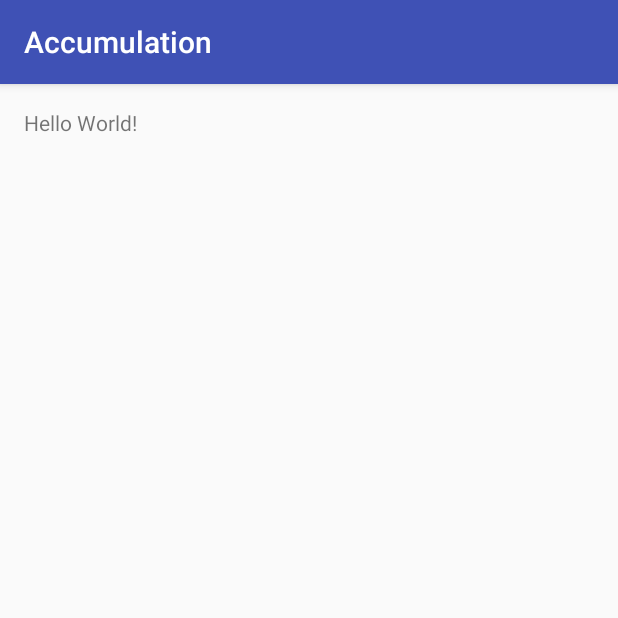
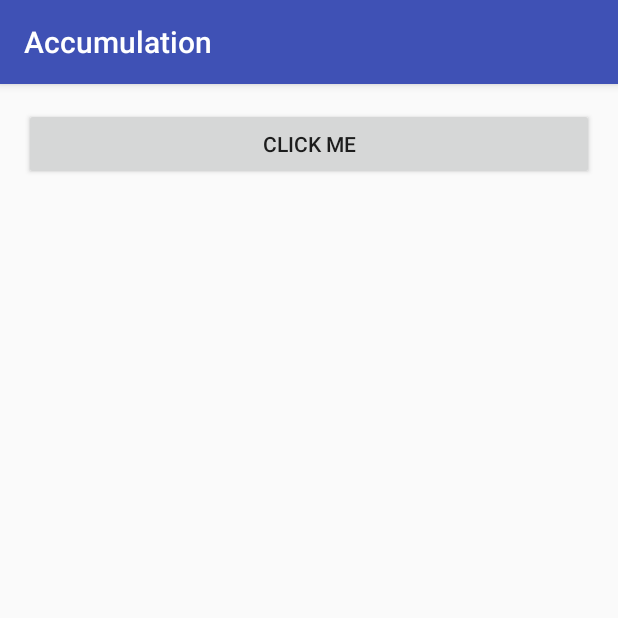
Before and after one commit to CarrHan/Accumulation, an Android app: the screen it shows after launch (MainActivity), on a phone screen of 412 x 824 dp, the top half of it. Run offline under Robolectric (Android 15) with nearby library versions, the phone set to English and light mode, and no system bars; our stand-ins replace ButterKnife, CircleImageView, EventBus.

Commit message:
添加EventBus部分内容

```diff
--- a/app/build.gradle
+++ b/app/build.gradle
@@ -26,4 +26,5 @@ dependencies {
     })
     compile 'com.android.support:appcompat-v7:25.3.1'
     testCompile 'junit:junit:4.12'
+    compile project(':baselib')
 }
--- a/app/src/main/java/com/carr/accumulation/MainActivity.java
+++ b/app/src/main/java/com/carr/accumulation/MainActivity.java
@@ -1,13 +1,27 @@
 package com.carr.accumulation;
 
-import android.support.v7.app.AppCompatActivity;
-import android.os.Bundle;
+import com.hsh.baselib.activity.BaseNoPresenterActivity;
 
-public class MainActivity extends AppCompatActivity {
+import butterknife.OnClick;
+
+public class MainActivity extends BaseNoPresenterActivity {
 
     @Override
-    protected void onCreate(Bundle savedInstanceState) {
-        super.onCreate(savedInstanceState);
-        setContentView(R.layout.activity_main);
+    protected int getLayoutResId() {
+        return R.layout.activity_main;
     }
+
+    @Override
+    protected void initialize() {
+
+    }
+
+    /**
+     * 点击
+     */
+    @OnClick(R.id.btnClickMe)
+    void click(){
+        showTips("Click Me");
+    }
+
 }
--- a/app/src/main/res/layout/activity_main.xml
+++ b/app/src/main/res/layout/activity_main.xml
@@ -10,8 +10,11 @@
     android:paddingTop="@dimen/activity_vertical_margin"
     tools:context="com.carr.accumulation.MainActivity">
 
-    <TextView
-        android:layout_width="wrap_content"
+
+    <Button
+        android:id="@+id/btnClickMe"
+        android:layout_width="fill_parent"
         android:layout_height="wrap_content"
-        android:text="Hello World!" />
+        android:text="Click Me"/>
+
 </RelativeLayout>
--- a/baselib/build.gradle
+++ b/baselib/build.gradle
@@ -46,4 +46,5 @@ dependencies {
     compile 'com.nineoldandroids:library:2.4.0'
     compile 'com.kyleduo.switchbutton:library:1.4.4'
     compile 'com.google.zxing:core:3.0.0'
+    compile 'org.greenrobot:eventbus:3.0.0'
 }
```
Also changed, not shown: baselib/src/main/java/com/hsh/baselib/activity/BaseNoPresenterActivity.java (+22 -0 lines), baselib/src/main/java/com/hsh/baselib/activity/fragment/BaseNoPresenterFragment.java (+14 -0 lines), baselib/src/main/java/com/hsh/baselib/event/DefaultEvent.java (added, +10 -0 lines), baselib/src/main/java/com/hsh/baselib/event/DefaultFragmentEvent.java (added, +10 -0 lines).
